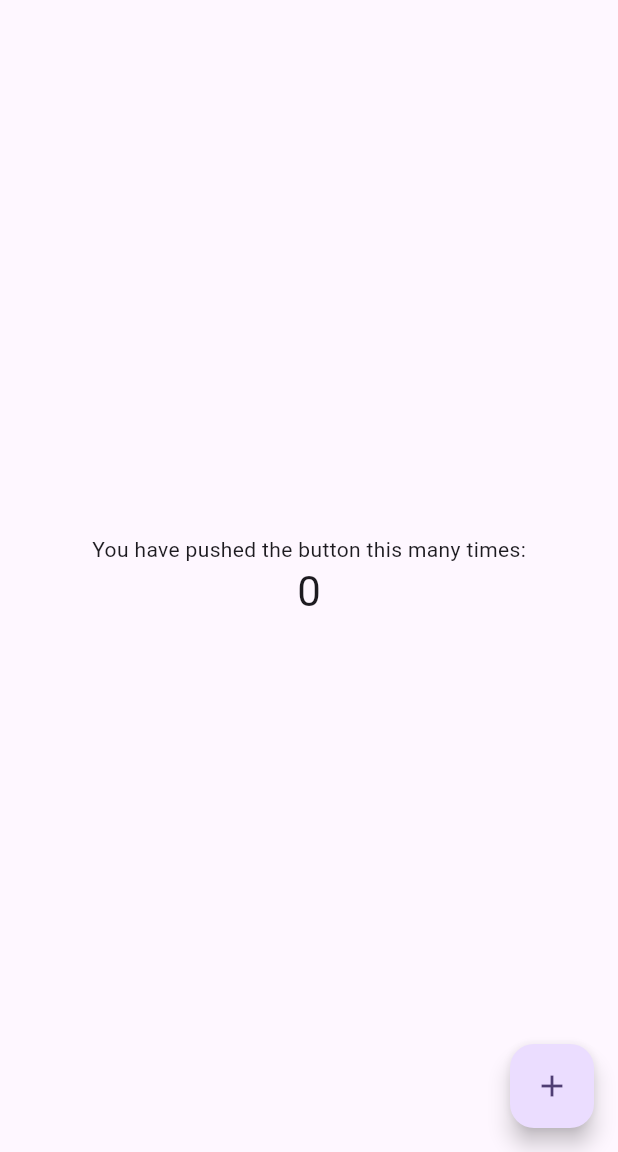
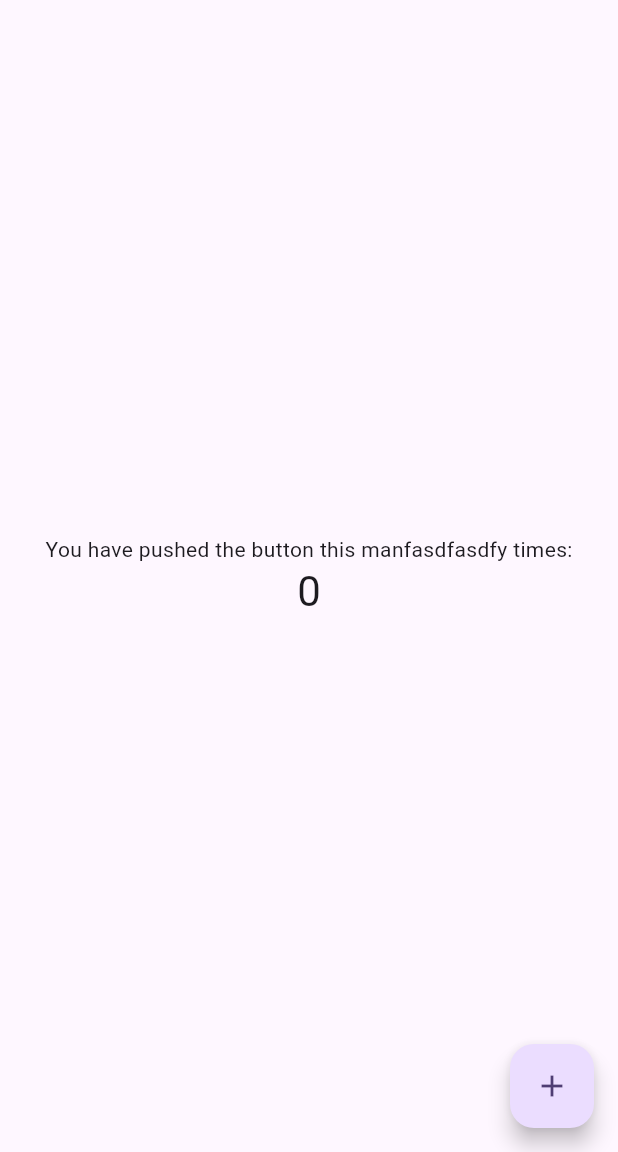
Before and after one commit to hanzotruongdev/test_sdk, a Flutter app: the screen it shows after launch, on a phone screen of 412 x 824 dp, the part 84-1236 px from its top. Run offline on Flutter 3.47's test engine with Material 2 defaults, Android fonts, the phone set to English and light mode, and no system bars.

```diff
--- a/lib/main.dart
+++ b/lib/main.dart
@@ -108,7 +108,7 @@ class _MyHomePageState extends State<MyHomePage> {
           mainAxisAlignment: MainAxisAlignment.center,
           children: <Widget>[
             const Text(
-              'You have pushed the button this many times:',
+              'You have pushed the button this manfasdfasdfy times:',
             ),
             Text(
               '$_counter',
```
